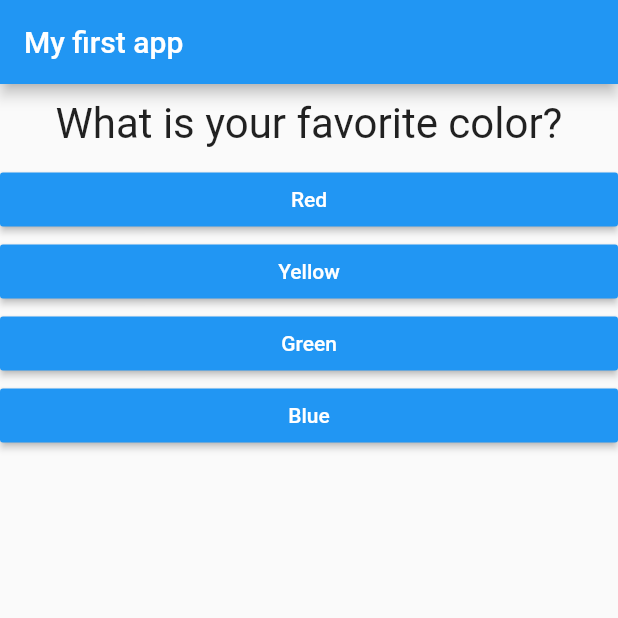
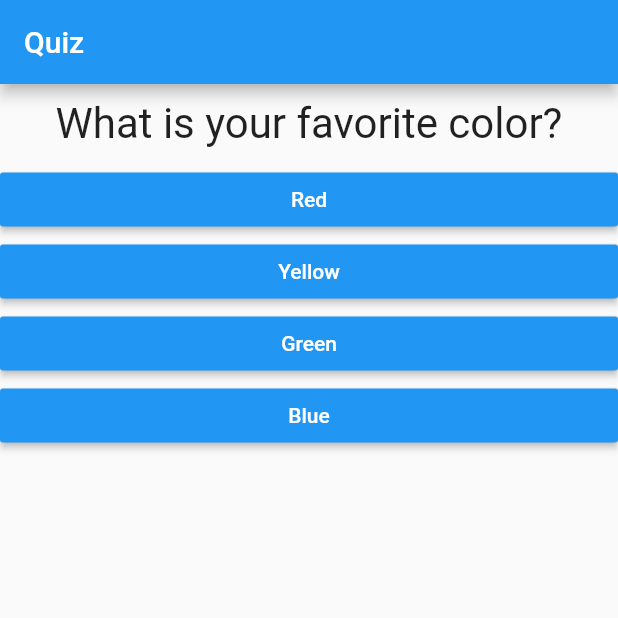
Before and after one commit to alexandregressier/notes, a Flutter app: the screen it shows after launch, on a phone screen of 412 x 824 dp, the top half of it. Run offline on Flutter 3.47's test engine with Material 2 defaults, Android fonts, the phone set to English and light mode, and no system bars.

Commit message:
Change the text of the title bar to "Quiz"

```diff
--- a/courses/learn-flutter-dart-to-build-ios-android-apps/quiz_app/lib/main.dart
+++ b/courses/learn-flutter-dart-to-build-ios-android-apps/quiz_app/lib/main.dart
@@ -62,7 +62,7 @@ class _MyAppState extends State<MyApp> {
     return MaterialApp(
       home: Scaffold(
           appBar: AppBar(
-            title: Text('My first app'),
+            title: Text('Quiz'),
           ),
           body: _questionIndex < _questions.length
               ? Quiz(
```
